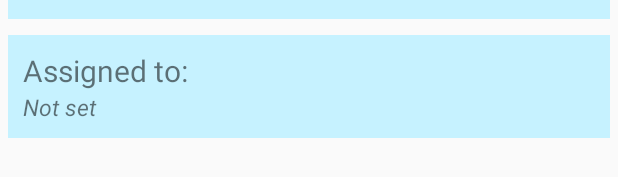
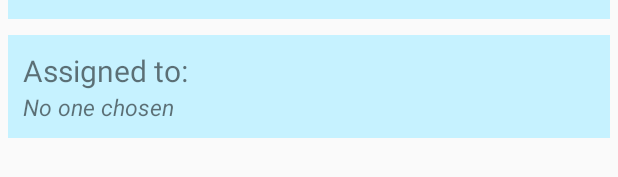
Before and after one commit to Cuong97CC/todolist-app, an Android app: the layout activity_card_details.xml on its own in the app's theme, with its tools: preview values and no code run, on a phone screen of 412 x 824 dp. Shown: the part 447-624 px from the top of the screen. Run offline under Robolectric (Android 15) with nearby library versions, the phone set to English and light mode, and no system bars; network calls fail.

Commit message:
assign card

```diff
--- a/app/src/main/res/layout/activity_card_details.xml
+++ b/app/src/main/res/layout/activity_card_details.xml
@@ -2,7 +2,7 @@
 <LinearLayout
     android:orientation="vertical"
     android:layout_width="match_parent"
-    android:layout_height="match_parent"
+    android:layout_height="wrap_content"
     xmlns:android="http://schemas.android.com/apk/res/android" >
 
     <LinearLayout
@@ -159,7 +159,10 @@
 
     <LinearLayout
         android:background="@color/sectionBackground"
-        android:layout_margin="5dp"
+        android:layout_marginBottom="10dp"
+        android:layout_marginTop="5dp"
+        android:layout_marginLeft="5dp"
+        android:layout_marginRight="5dp"
         android:padding="10dp"
         android:orientation="vertical"
         android:layout_width="match_parent"
@@ -177,12 +180,12 @@
             android:layout_height="wrap_content"
             android:textStyle="italic"
             android:textSize="15sp"
-            android:text="@string/not_set"/>
+            android:text="@string/choose_no_one"/>
 
         <ListView
             android:id="@+id/lvCardMembers"
             android:layout_width="match_parent"
-            android:layout_height="wrap_content"></ListView>
+            android:layout_height="wrap_content"/>
 
     </LinearLayout>
 
--- a/app/src/main/res/layout/item_member_board.xml
+++ b/app/src/main/res/layout/item_member_board.xml
@@ -2,7 +2,8 @@
 <LinearLayout xmlns:android="http://schemas.android.com/apk/res/android"
     android:orientation="horizontal" android:layout_width="match_parent"
     android:layout_height="wrap_content"
-    android:padding="10dp">
+    android:padding="10dp"
+    android:id="@+id/loMemberBoard">
 
     <CheckBox
         android:id="@+id/cbAssign"
--- a/app/src/main/res/values/strings.xml
+++ b/app/src/main/res/values/strings.xml
@@ -78,4 +78,7 @@
     <string name="please_refresh">Log in failed! Please refresh</string>
     <string name="confirm_logout">Are you sure want to LOG OUT? Your unsaved data will be lost!</string>
     <string name="sync">Sync</string>
+    <string name="no_one">No one left :))</string>
+    <string name="choose_no_one">No one chosen</string>
+    <string name="assign_success">Assign successfully!</string>
 </resources>
```
Also changed, not shown: app/src/main/java/lc/btl/BaseActivity.java (+8 -0 lines), app/src/main/java/lc/btl/CardDetailsActivity.java (+60 -1 lines), app/src/main/java/lc/btl/MemberAdapter.java (+25 -1 lines), app/src/main/res/layout/dialog_add_member_card.xml (+9 -0 lines).
